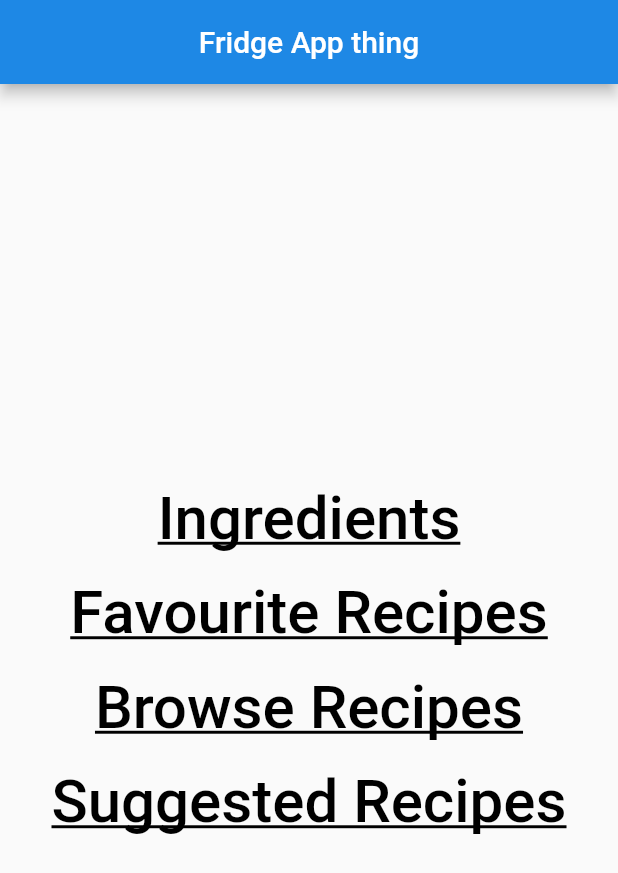
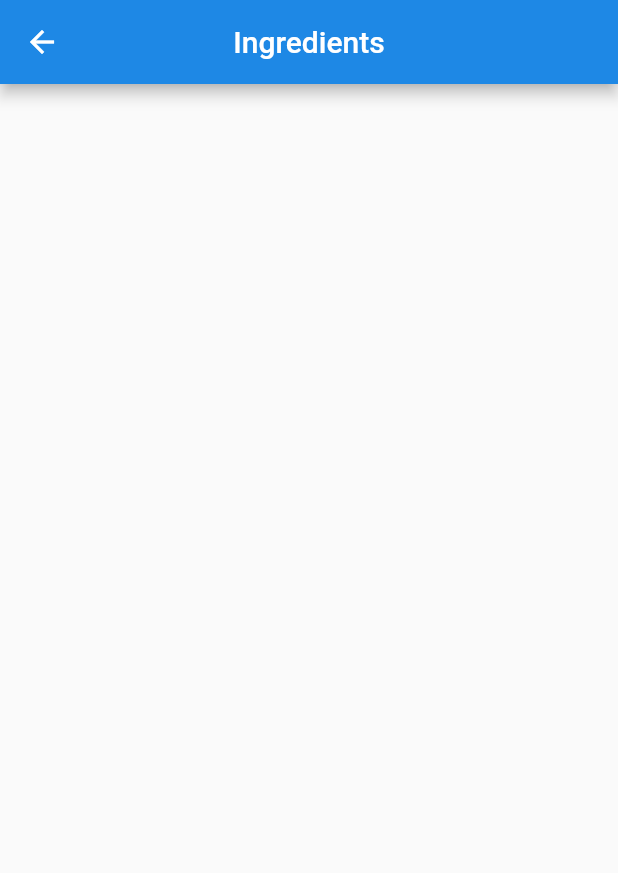
Before and after one commit to kristianduke/fridge-app-dev, a Flutter app: the screen it shows after launch, after a tap on "Ingredients", on a phone screen of 412 x 824 dp. Shown: the top 873 px of the screen. Run offline on Flutter 3.47's test engine with Material 2 defaults, Android fonts, the phone set to English and light mode, and no system bars.

Commit message:
-Added new screens -Created respective dart files for the new screens -Added navigation to each new screen

```diff
--- /dev/null
+++ b/fridge_app/lib/Ingredients.dart
@@ -0,0 +1,17 @@
+import 'package:flutter/material.dart';
+
+class Ingredients extends StatelessWidget {
+  const Ingredients({super.key});
+
+
+  @override
+  Widget build(BuildContext context) {
+    return Scaffold(
+      appBar: AppBar(
+        title: const Text('Ingredients'),
+        centerTitle: true,
+        backgroundColor: Colors.blue[600],
+      ),
+    );
+  }
+}
--- a/fridge_app/lib/main.dart
+++ b/fridge_app/lib/main.dart
@@ -1,15 +1,22 @@
 import 'package:flutter/material.dart';
 
+import 'BrowseRecipes.dart';
+import 'FavouriteRecipes.dart';
+import 'Ingredients.dart';
+import 'SuggestedRecipes.dart';
+
 void main() {
-  runApp(MaterialApp(home: Home()));
+  runApp(const MaterialApp(home: Home()));
 }
 
 class Home extends StatelessWidget {
+  const Home({super.key});
+
   @override
   Widget build(BuildContext context) {
     return Scaffold(
       appBar: AppBar(
-        title: Text('Fridge App thing'),
+        title: const Text('Fridge App thing'),
         centerTitle: true,
         backgroundColor: Colors.blue[600],
       ),
@@ -18,8 +25,13 @@ class Home extends StatelessWidget {
           mainAxisSize: MainAxisSize.min,
           children: [
             TextButton(
-              onPressed: () {},
-              child: Text(
+              onPressed: () {
+                Navigator.push(
+                  context,
+                  MaterialPageRoute(builder: (context) => const Ingredients()),
+                );
+              },
+              child: const Text(
                 'Ingredients',
                 style: TextStyle(
                   decoration: TextDecoration.underline,
@@ -29,8 +41,13 @@ class Home extends StatelessWidget {
               ),
             ),
             TextButton(
-              onPressed: () {},
-              child: Text(
+              onPressed: () {
+                Navigator.push(
+                  context,
+                  MaterialPageRoute(builder: (context) => const FavouriteRecipes()),
+                );
+              },
+              child: const Text(
                 'Favourite Recipes',
                 style: TextStyle(
                   decoration: TextDecoration.underline,
@@ -40,8 +57,13 @@ class Home extends StatelessWidget {
               ),
             ),
             TextButton(
-              onPressed: () {},
-              child: Text(
+              onPressed: () {
+                Navigator.push(
+                  context,
+                  MaterialPageRoute(builder: (context) => const BrowseRecipes()),
+                );
+              },
+              child: const Text(
                 'Browse Recipes',
                 style: TextStyle(
                   decoration: TextDecoration.underline,
@@ -51,8 +73,13 @@ class Home extends StatelessWidget {
               ),
             ),
             TextButton(
-              onPressed: () {},
-              child: Text(
+              onPressed: () {
+                Navigator.push(
+                  context,
+                  MaterialPageRoute(builder: (context) => const SuggestedRecipes()),
+                );
+              },
+              child: const Text(
                 'Suggested Recipes',
                 style: TextStyle(
                   decoration: TextDecoration.underline,
```
Also changed, not shown: fridge_app/lib/BrowseRecipes.dart (added, +16 -0 lines), fridge_app/lib/FavouriteRecipes.dart (added, +17 -0 lines), fridge_app/lib/SuggestedRecipes.dart (added, +16 -0 lines).
